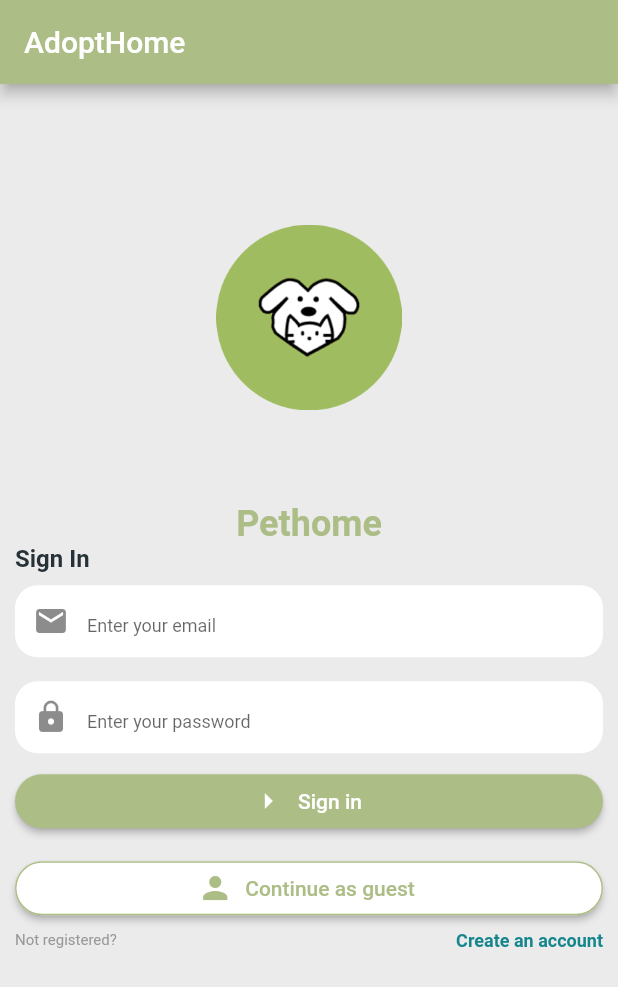
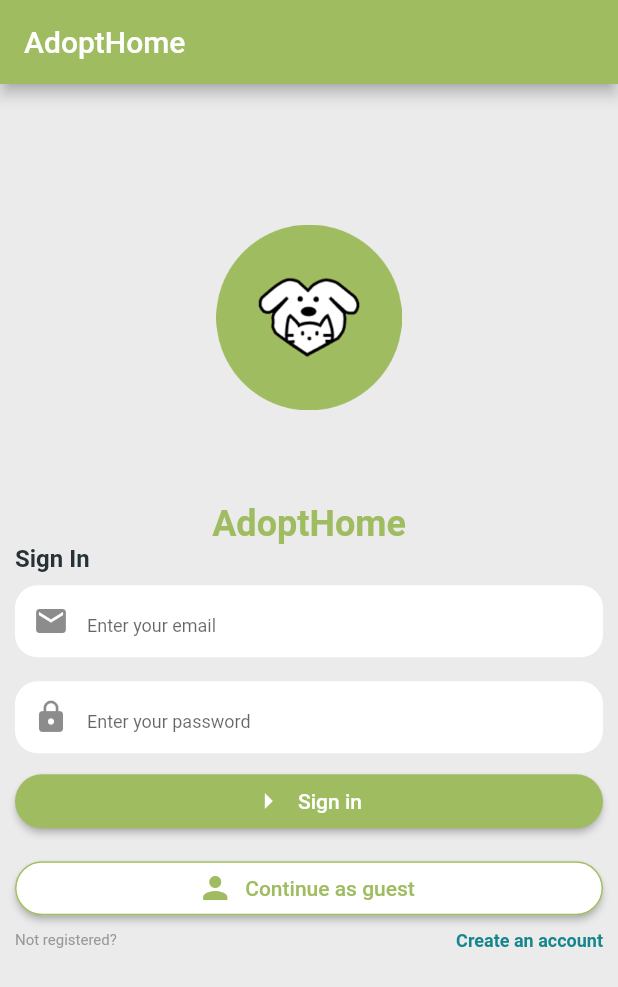
Before and after one commit to Trapzuss/Integrated-2, a Flutter app: the LoginScreen screen opened directly, on a phone screen of 412 x 824 dp. Shown: the top 987 px of the screen. Run offline on Flutter 3.47's test engine with Material 2 defaults, Android fonts, the phone set to English and light mode, and no system bars; our stand-ins replace animated_bottom_navigation_bar, awesome_dialog, bot_toast, cached_network_image, cookie_jar, dio and 13 more; missing offline and left inert: flutter_picker, username_gen; accounts and stored records are empty; network calls fail; Roboto replaces fonts that are missing (Ubuntu).

Commit message:
Fix apptheme

```diff
--- a/lib/screens/auth/login_screen.dart
+++ b/lib/screens/auth/login_screen.dart
@@ -85,7 +85,7 @@ class _LoginScreenState extends State<LoginScreen> {
                   ]),
                   Row(mainAxisAlignment: MainAxisAlignment.center, children: [
                     Text(
-                      'Pethome',
+                      'AdoptHome',
                       style: TextStyle(
                           fontSize: 24,
                           fontWeight: FontWeight.bold,
--- a/lib/screens/splash_screen.dart
+++ b/lib/screens/splash_screen.dart
@@ -52,7 +52,7 @@ class _SplashScreenState extends State<SplashScreen> {
             Lottie.network(
                 'https://assets7.lottiefiles.com/packages/lf20_syqnfe7c.json'),
             Text(
-              'Pethome',
+              'AdoptHome',
               style: TextStyle(
                   fontSize: 30,
                   fontWeight: FontWeight.bold,
--- a/lib/services/authentication.dart
+++ b/lib/services/authentication.dart
@@ -24,7 +24,7 @@ class AuthenticationServices {
         context: context,
         dialogType: DialogType.WARNING,
         animType: AnimType.BOTTOMSLIDE,
-        title: 'Log out from Pethome?',
+        title: 'Log out from AdoptHome?',
         // desc: 'Dialog description here.............',
         btnOkText: "Log out",
         btnCancelText: "Cancel",
@@ -85,7 +85,7 @@ class AuthenticationServices {
         dialogType: DialogType.SUCCES,
         animType: AnimType.BOTTOMSLIDE,
         title: 'Login successfully',
-        desc: 'Welcome to Pethome.',
+        desc: 'Welcome to AdoptHome.',
         btnOkOnPress: () {},
       )..show();
       Future.delayed(Duration(seconds: 2), () {
@@ -125,7 +125,7 @@ class AuthenticationServices {
         dialogType: DialogType.SUCCES,
         animType: AnimType.BOTTOMSLIDE,
         title: 'Register successfully',
-        desc: 'Please sign in to continue Pethome.',
+        desc: 'Please sign in to continue AdoptHome.',
         btnOkOnPress: () {},
       )..show();
       Future.delayed(Duration(seconds: 2), () {
--- a/lib/utils/theme.dart
+++ b/lib/utils/theme.dart
@@ -15,7 +15,8 @@ class AppTheme {
 class AppColors {
   // final primary = const Color(0xFF126F63);
   final primaryShade = Color.fromARGB(255, 216, 231, 185);
-  final primary = const Color(0xFFACBD86);
+  final primary = const Color(0xFF9FBC60);
+  // final primary = const Color(0xFFACBD86);
   final primaryFontColor = const Color(0xFF202020);
   final secondaryFontColor = const Color(0xFFFFFCF1);
   final darkFontColor = const Color(0xFF263238);
```
